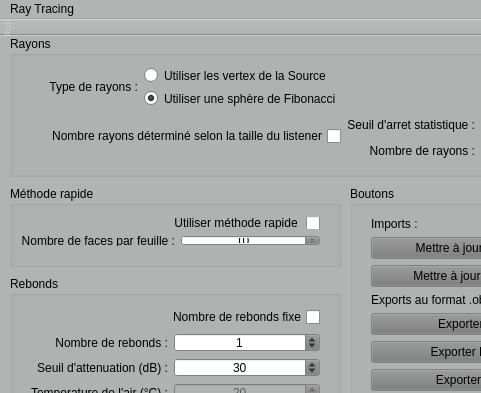
The window that mainwindow.ui (DocGrobi/RayTracingCpp) describes before a commit, drawn with Qt 5; both pictures show x 0 to 481 and y 0 to 393 of the 619 by 655 pixel window.
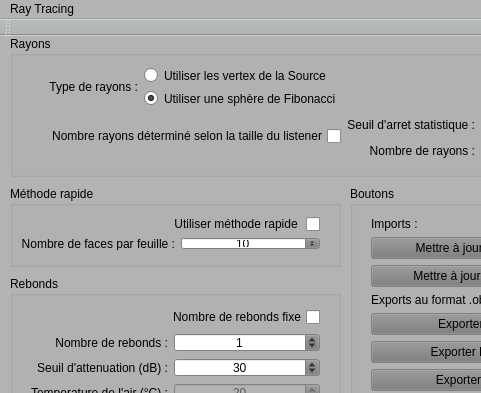
The same window after the commit.

```diff
--- a/mainwindow.ui
+++ b/mainwindow.ui
@@ -754,7 +754,7 @@
        <x>0</x>
        <y>20</y>
        <width>321</width>
-       <height>51</height>
+       <height>55</height>
       </rect>
      </property>
      <layout class="QGridLayout" name="gridLayout_3">
@@ -773,6 +773,9 @@
         <property name="alignment">
          <set>Qt::AlignCenter</set>
         </property>
+        <property name="maximum">
+         <number>10000</number>
+        </property>
         <property name="value">
          <number>10</number>
         </property>
```
Left out of the diff: 11 changed lines with no effect on the pictures.
